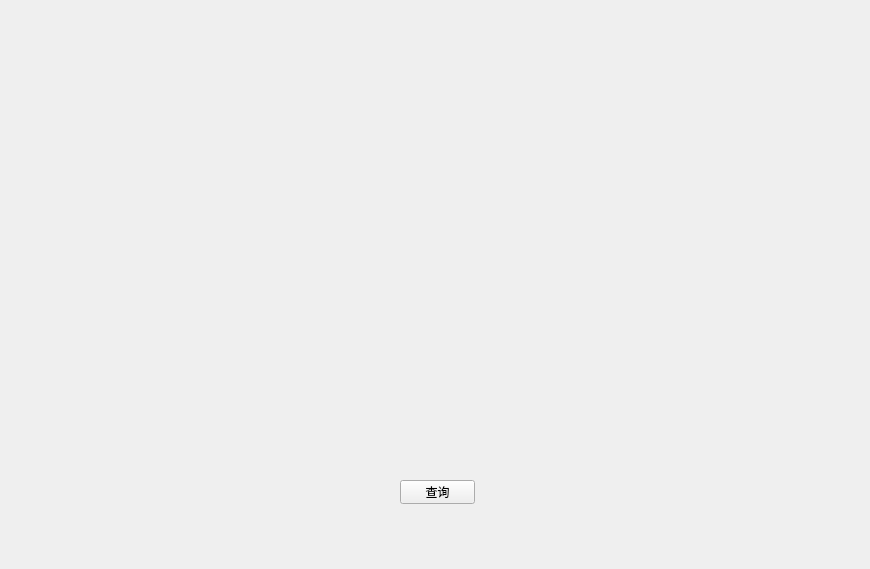
This is form/mainwindow.ui in AyanMR/homework1 as Qt 5 draws it before an edit. The edited form follows.
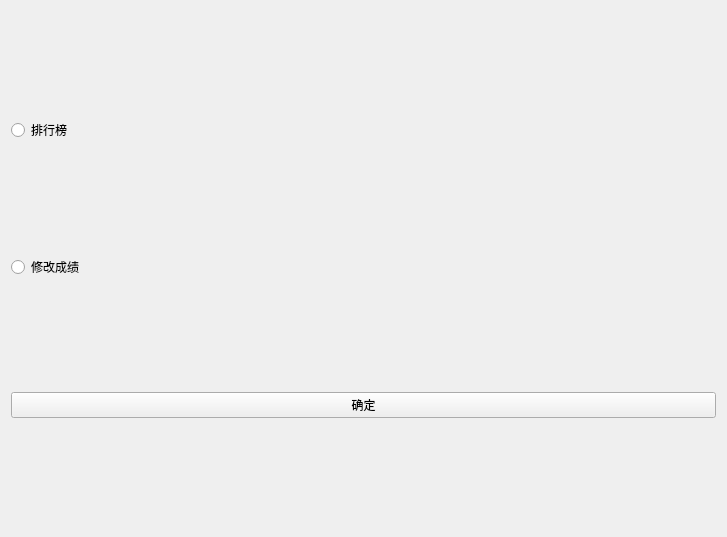
This is the edited form.

What changed in the file:
```diff
--- a/form/mainwindow.ui
+++ b/form/mainwindow.ui
@@ -6,26 +6,36 @@
    <rect>
     <x>0</x>
     <y>0</y>
-    <width>870</width>
-    <height>569</height>
+                <width>727</width>
+                <height>537</height>
    </rect>
   </property>
   <property name="windowTitle">
    <string>JXUFE成绩系统</string>
   </property>
+        <layout class="QVBoxLayout" name="verticalLayout">
+            <item>
+                <widget class="QRadioButton" name="radioButton">
+                    <property name="text">
+                        <string>排行榜</string>
+                    </property>
+                </widget>
+            </item>
+            <item>
+                <widget class="QRadioButton" name="radioButton_2">
+                    <property name="text">
+                        <string>修改成绩</string>
+                    </property>
+                </widget>
+            </item>
+            <item>
   <widget class="QPushButton" name="pushButton">
-   <property name="geometry">
-    <rect>
-     <x>400</x>
-     <y>480</y>
-     <width>75</width>
-     <height>24</height>
-    </rect>
-   </property>
    <property name="text">
-    <string>查询</string>
-   </property>
-  </widget>
+                        <string>确定</string>
+                    </property>
+                </widget>
+            </item>
+        </layout>
  </widget>
  <resources/>
  <connections/>
```
Lines whose indentation alone changed are shown as unchanged.
